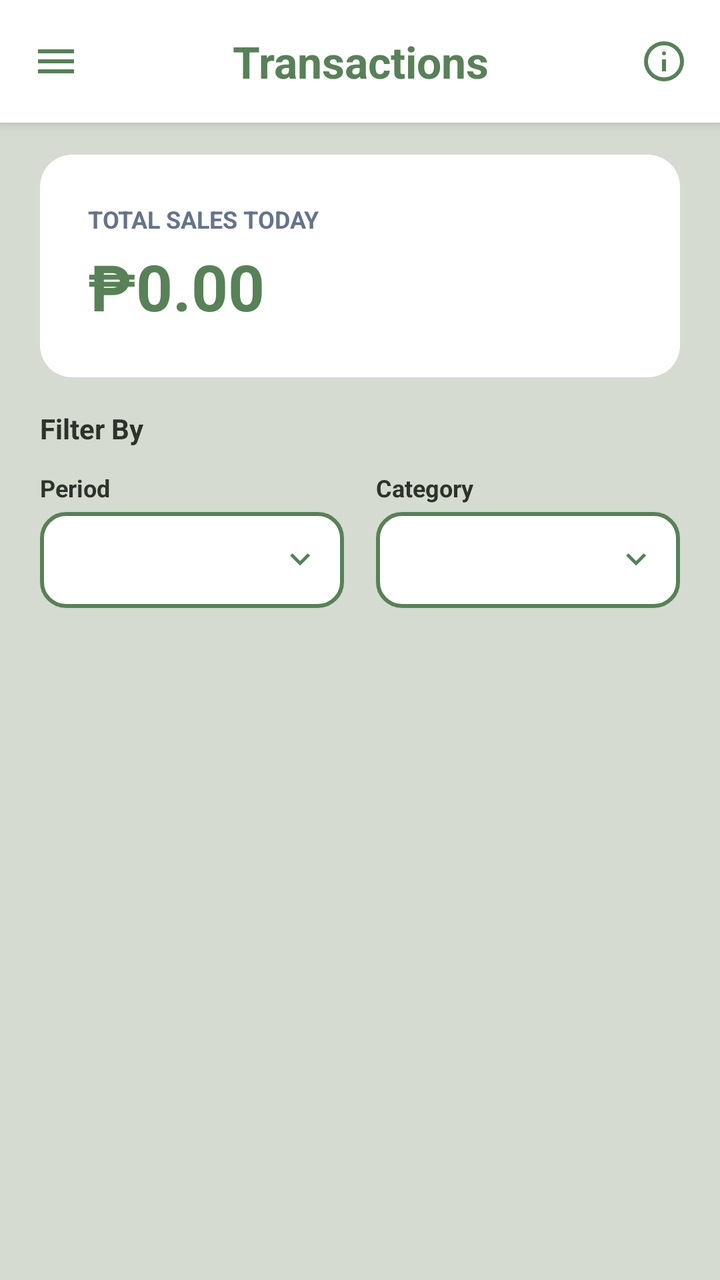
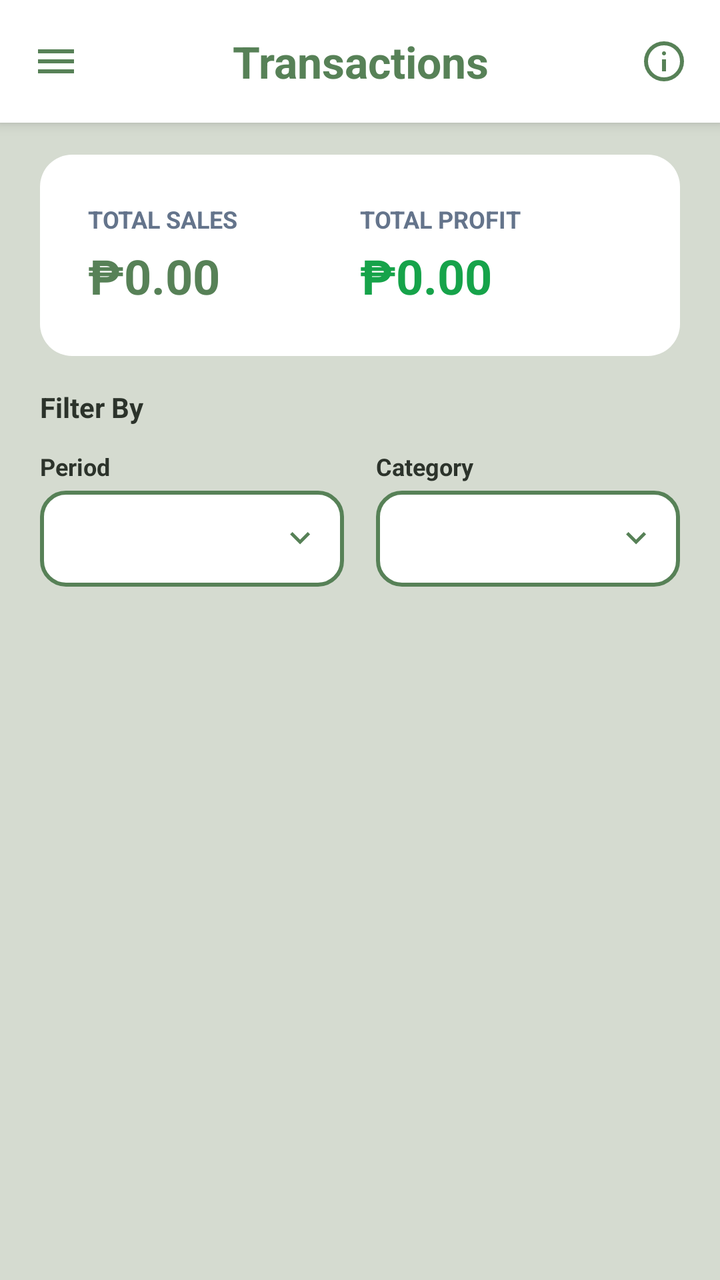

The first picture is an Android layout as it rendered before a commit; the second is the same layout after the commit. The layout source and the unified diff follow.
<!-- AndroidManifest.xml: application theme Theme.SariSariStoreApp -->
<!-- res/layout/activity_history.xml -->
<?xml version="1.0" encoding="utf-8"?>
<androidx.drawerlayout.widget.DrawerLayout
    xmlns:android="http://schemas.android.com/apk/res/android"
    xmlns:app="http://schemas.android.com/apk/res-auto"
    android:id="@+id/drawer_layout"
    android:layout_width="match_parent"
    android:layout_height="match_parent">

    
    <LinearLayout
        android:id="@+id/main"
        android:layout_width="match_parent"
        android:layout_height="match_parent"
        android:background="@color/kanto_bg"
        android:orientation="vertical">

        <LinearLayout
            android:layout_width="match_parent"
            android:layout_height="wrap_content"
            android:background="@color/white"
            android:gravity="center_vertical"
            android:orientation="horizontal"
            android:padding="16dp"
            android:elevation="4dp">

            <ImageView
                android:id="@+id/btnMenu"
                android:layout_width="24dp"
                android:layout_height="24dp"
                android:background="?attr/selectableItemBackgroundBorderless"
                android:src="@drawable/ic_menu"
                app:tint="@color/kanto_primary" />
            <TextView
                android:layout_width="0dp"
                android:layout_height="wrap_content"
                android:layout_weight="1"
                android:text="Transactions"
                android:textAlignment="center"
                android:textColor="@color/kanto_primary"
                android:textSize="22sp"
                android:textStyle="bold" />

            <ImageView
                android:id="@+id/btnInfo"
                android:layout_width="24dp"
                android:layout_height="24dp"
                android:background="?attr/selectableItemBackgroundBorderless"
                android:src="@drawable/ic_info"
                app:tint="@color/kanto_primary" />
        </LinearLayout>

        <LinearLayout
            android:layout_width="match_parent"
            android:layout_height="wrap_content"
            android:orientation="vertical"
            android:paddingHorizontal="20dp"
            android:paddingTop="16dp">

            <LinearLayout
                android:layout_width="match_parent"
                android:layout_height="wrap_content"
                android:background="@drawable/bg_card_rounded"
                android:backgroundTint="#FFFFFF"
                android:orientation="vertical"
                android:padding="24dp">

                <TextView
                    android:id="@+id/tvSalesLabel"
                    android:layout_width="wrap_content"
                    android:layout_height="wrap_content"
                    android:text="TOTAL SALES TODAY"
                    android:textColor="#64748B"
                    android:textSize="12sp"
                    android:textStyle="bold" />

                <TextView
                    android:id="@+id/tvTotalSales"
                    android:layout_width="wrap_content"
                    android:layout_height="wrap_content"
                    android:text="₱0.00"
                    android:textColor="@color/kanto_primary"
                    android:textSize="32sp"
                    android:textStyle="bold"
                    android:layout_marginTop="4dp" />
            </LinearLayout>
        </LinearLayout>

        <LinearLayout
            android:layout_width="match_parent"
            android:layout_height="wrap_content"
            android:orientation="vertical"
            android:layout_marginHorizontal="20dp"
            android:layout_marginTop="16dp"
            android:layout_marginBottom="12dp">

            <TextView
                android:layout_width="wrap_content"
                android:layout_height="wrap_content"
                android:text="Filter By"
                android:textColor="@color/kanto_text_head"
                android:textSize="14sp"
                android:textStyle="bold"
                android:layout_marginBottom="12dp"/>

            <LinearLayout
                android:layout_width="match_parent"
                android:layout_height="wrap_content"
                android:orientation="horizontal"
                android:baselineAligned="false">

                <LinearLayout
                    android:layout_width="0dp"
                    android:layout_height="wrap_content"
                    android:layout_weight="1"
                    android:orientation="vertical"
                    android:layout_marginEnd="8dp">

                    <TextView
                        android:layout_width="wrap_content"
                        android:layout_height="wrap_content"
                        android:text="Period"
                        android:textColor="@color/kanto_text_head"
                        android:textSize="12sp"
                        android:textStyle="bold"
                        android:layout_marginBottom="4dp"/>

                    <RelativeLayout
                        android:layout_width="match_parent"
                        android:layout_height="48dp"
                        android:background="@drawable/bg_spinner_outline"
                        >

                        <Spinner
                            android:id="@+id/spinnerDateFilter"
                            android:layout_width="match_parent"
                            android:layout_height="match_parent"
                            android:background="@android:color/transparent"
                            android:popupBackground="@color/white" />

                        <ImageView
                            android:layout_width="20dp"
                            android:layout_height="20dp"
                            android:layout_alignParentEnd="true"
                            android:layout_centerVertical="true"
                            android:layout_marginEnd="12dp"
                            android:src="@drawable/ic_arrow_down"
                            app:tint="@color/kanto_primary"
                            android:importantForAccessibility="no"/>
                    </RelativeLayout>
                </LinearLayout>

                <LinearLayout
                    android:layout_width="0dp"
                    android:layout_height="wrap_content"
                    android:layout_weight="1"
                    android:orientation="vertical"
                    android:layout_marginStart="8dp">

                    <TextView
                        android:layout_width="wrap_content"
                        android:layout_height="wrap_content"
                        android:text="Category"
                        android:textColor="@color/kanto_text_head"
                        android:textSize="12sp"
                        android:textStyle="bold"
                        android:layout_marginBottom="4dp"/>

                    <RelativeLayout
                        android:layout_width="match_parent"
                        android:layout_height="48dp"
                        android:background="@drawable/bg_spinner_outline"
                        >

                        <Spinner
                            android:id="@+id/spinnerHistoryCategory"
                            android:layout_width="match_parent"
                            android:layout_height="match_parent"
                            android:background="@android:color/transparent"
                            android:popupBackground="@color/white" />

                        <ImageView
                            android:layout_width="20dp"
                            android:layout_height="20dp"
                            android:layout_alignParentEnd="true"
                            android:layout_centerVertical="true"
                            android:layout_marginEnd="12dp"
                            android:src="@drawable/ic_arrow_down"
                            app:tint="@color/kanto_primary"
                            android:importantForAccessibility="no"/>
                    </RelativeLayout>
                </LinearLayout>
            </LinearLayout>
        </LinearLayout>

        <androidx.recyclerview.widget.RecyclerView
            android:id="@+id/listHistory"
            android:layout_width="match_parent"
            android:layout_height="0dp"
            android:layout_weight="1"
            android:clipToPadding="false"
            android:paddingHorizontal="16dp"
            android:paddingBottom="20dp" />

    </LinearLayout>

    
    <com.google.android.material.navigation.NavigationView
        android:id="@+id/nav_view"
        android:layout_width="wrap_content"
        android:layout_height="match_parent"
        android:layout_gravity="start"
        android:background="@color/white"
        app:headerLayout="@layout/nav_header"
        app:menu="@menu/nav_menu"
        app:itemBackground="@drawable/bg_nav_item"
        app:itemIconTint="@color/nav_item_colors"
        app:itemTextColor="@color/nav_item_colors" />

</androidx.drawerlayout.widget.DrawerLayout>
<!-- res/layout/nav_header.xml (included above) -->
<?xml version="1.0" encoding="utf-8"?>
<LinearLayout xmlns:android="http://schemas.android.com/apk/res/android"
    android:layout_width="match_parent"
    android:layout_height="wrap_content"
    android:background="@color/white"
    android:orientation="vertical"
    android:paddingTop="40dp"
    android:paddingBottom="20dp"
    android:paddingHorizontal="20dp">

    <ImageView
        android:id="@+id/imgHeaderLogo"
        android:layout_width="64dp"
        android:layout_height="64dp"
        android:src="@drawable/ic_storefront" /> <TextView
    android:layout_width="wrap_content"
    android:layout_height="wrap_content"
    android:layout_marginTop="16dp"
    android:text="Sari-Sari Store POS"
    android:textColor="@color/kanto_text_head"
    android:textSize="20sp"
    android:textStyle="bold" />

    <TextView
        android:id="@+id/tvHeaderRole"
        android:layout_width="wrap_content"
        android:layout_height="wrap_content"
        android:layout_marginTop="4dp"
        android:text="Cashier / Admin"
        android:textColor="@color/kanto_primary"
        android:textSize="14sp" />

</LinearLayout>
<!-- resources referenced by this layout -->
<resources>
  <color name="kanto_bg">#D5DBD0</color>
  <color name="kanto_primary">#578157</color>
  <color name="kanto_text_head">#2C332B</color>
  <color name="white">#FFFFFF</color>
  <!-- drawable bg_card_rounded (drawable) -->
  <?xml version="1.0" encoding="utf-8"?>
  <shape xmlns:android="http://schemas.android.com/apk/res/android">
      <solid android:color="@android:color/white" />
      <corners android:radius="16dp" /> </shape>
  <!-- drawable bg_nav_item (drawable) -->
  <?xml version="1.0" encoding="utf-8"?>
  <selector xmlns:android="http://schemas.android.com/apk/res/android">
  
      <item android:state_pressed="true">
          <shape android:shape="rectangle">
              <solid android:color="#E8F0E3" />
          </shape>
      </item>
  
      <item>
          <shape android:shape="rectangle">
              <solid android:color="@android:color/transparent" />
          </shape>
      </item>
  
  </selector>
  <!-- drawable bg_spinner_outline (drawable) -->
  <?xml version="1.0" encoding="utf-8"?>
  <shape xmlns:android="http://schemas.android.com/apk/res/android">
  
      <solid android:color="@color/white" />
  
      <stroke android:width="2dp" android:color="@color/kanto_primary" />
      <corners android:radius="12dp" />
  </shape>
  <!-- drawable ic_arrow_down (drawable) -->
  <vector xmlns:android="http://schemas.android.com/apk/res/android"
      android:width="24dp"
      android:height="24dp"
      android:viewportWidth="960"
      android:viewportHeight="960">
    <path
        android:pathData="M480,616 L240,376l56,-56 184,184 184,-184 56,56 -240,240Z"
        android:fillColor="#578157"/>
  </vector>
  <!-- drawable ic_info (drawable) -->
  <vector xmlns:android="http://schemas.android.com/apk/res/android"
      android:width="24dp"
      android:height="24dp"
      android:viewportWidth="960"
      android:viewportHeight="960">
    <path
        android:pathData="M440,680h80v-240h-80v240ZM508.5,348.5Q520,337 520,320t-11.5,-28.5Q497,280 480,280t-28.5,11.5Q440,303 440,320t11.5,28.5Q463,360 480,360t28.5,-11.5ZM480,880q-83,0 -156,-31.5T197,763q-54,-54 -85.5,-127T80,480q0,-83 31.5,-156T197,197q54,-54 127,-85.5T480,80q83,0 156,31.5T763,197q54,54 85.5,127T880,480q0,83 -31.5,156T763,763q-54,54 -127,85.5T480,880ZM480,800q134,0 227,-93t93,-227q0,-134 -93,-227t-227,-93q-134,0 -227,93t-93,227q0,134 93,227t227,93ZM480,480Z"
        android:fillColor="#578157"/>
  </vector>
  <!-- drawable ic_menu (drawable) -->
  <vector xmlns:android="http://schemas.android.com/apk/res/android"
      android:width="24dp"
      android:height="24dp"
      android:viewportWidth="960"
      android:viewportHeight="960">
    <path
        android:pathData="M120,720v-80h720v80L120,720ZM120,520v-80h720v80L120,520ZM120,320v-80h720v80L120,320Z"
        android:fillColor="#578157"/>
  </vector>
  <style name="Theme.SariSariStoreApp" parent="Base.Theme.SariSariStoreApp" />
  <style name="Base.Theme.SariSariStoreApp" parent="Theme.Material3.DayNight.NoActionBar">
          <item name="colorPrimary">@color/kanto_primary</item>
  
          <item name="android:statusBarColor">@color/kanto_primary</item>
          <item name="colorControlActivated">@color/kanto_primary</item>
          <item name="android:windowLightStatusBar">false</item>
      </style>
  <!-- unchanged entries left out for length: 1 -->
</resources>

<!-- the commit's change to res/layout/activity_history.xml (unified diff, before → after) -->
@@ -6,7 +6,6 @@
     android:layout_width="match_parent"
     android:layout_height="match_parent">
 
-    
     <LinearLayout
         android:id="@+id/main"
         android:layout_width="match_parent"
@@ -61,27 +60,59 @@
                 android:layout_height="wrap_content"
                 android:background="@drawable/bg_card_rounded"
                 android:backgroundTint="#FFFFFF"
-                android:orientation="vertical"
+                android:orientation="horizontal"
                 android:padding="24dp">
 
-                <TextView
-                    android:id="@+id/tvSalesLabel"
-                    android:layout_width="wrap_content"
-                    android:layout_height="wrap_content"
-                    android:text="TOTAL SALES TODAY"
-                    android:textColor="#64748B"
-                    android:textSize="12sp"
-                    android:textStyle="bold" />
-
-                <TextView
-                    android:id="@+id/tvTotalSales"
-                    android:layout_width="wrap_content"
-                    android:layout_height="wrap_content"
-                    android:text="₱0.00"
-                    android:textColor="@color/kanto_primary"
-                    android:textSize="32sp"
-                    android:textStyle="bold"
-                    android:layout_marginTop="4dp" />
+                <LinearLayout
+                    android:layout_width="0dp"
+                    android:layout_height="wrap_content"
+                    android:layout_weight="1"
+                    android:orientation="vertical">
+
+                    <TextView
+                        android:id="@+id/tvSalesLabel"
+                        android:layout_width="wrap_content"
+                        android:layout_height="wrap_content"
+                        android:text="TOTAL SALES"
+                        android:textColor="#64748B"
+                        android:textSize="12sp"
+                        android:textStyle="bold" />
+
+                    <TextView
+                        android:id="@+id/tvTotalSales"
+                        android:layout_width="wrap_content"
+                        android:layout_height="wrap_content"
+                        android:text="₱0.00"
+                        android:textColor="@color/kanto_primary"
+                        android:textSize="24sp"
+                        android:textStyle="bold"
+                        android:layout_marginTop="4dp" />
+                </LinearLayout>
+
+                <LinearLayout
+                    android:layout_width="0dp"
+                    android:layout_height="wrap_content"
+                    android:layout_weight="1"
+                    android:orientation="vertical">
+
+                    <TextView
+                        android:layout_width="wrap_content"
+                        android:layout_height="wrap_content"
+                        android:text="TOTAL PROFIT"
+                        android:textColor="#64748B"
+                        android:textSize="12sp"
+                        android:textStyle="bold" />
+
+                    <TextView
+                        android:id="@+id/tvTotalProfit"
+                        android:layout_width="wrap_content"
+                        android:layout_height="wrap_content"
+                        android:text="₱0.00"
+                        android:textColor="#16A34A"
+                        android:textSize="24sp"
+                        android:textStyle="bold"
+                        android:layout_marginTop="4dp" />
+                </LinearLayout>
             </LinearLayout>
         </LinearLayout>
 
@@ -203,7 +234,6 @@
 
     </LinearLayout>
 
-    
     <com.google.android.material.navigation.NavigationView
         android:id="@+id/nav_view"
         android:layout_width="wrap_content"
